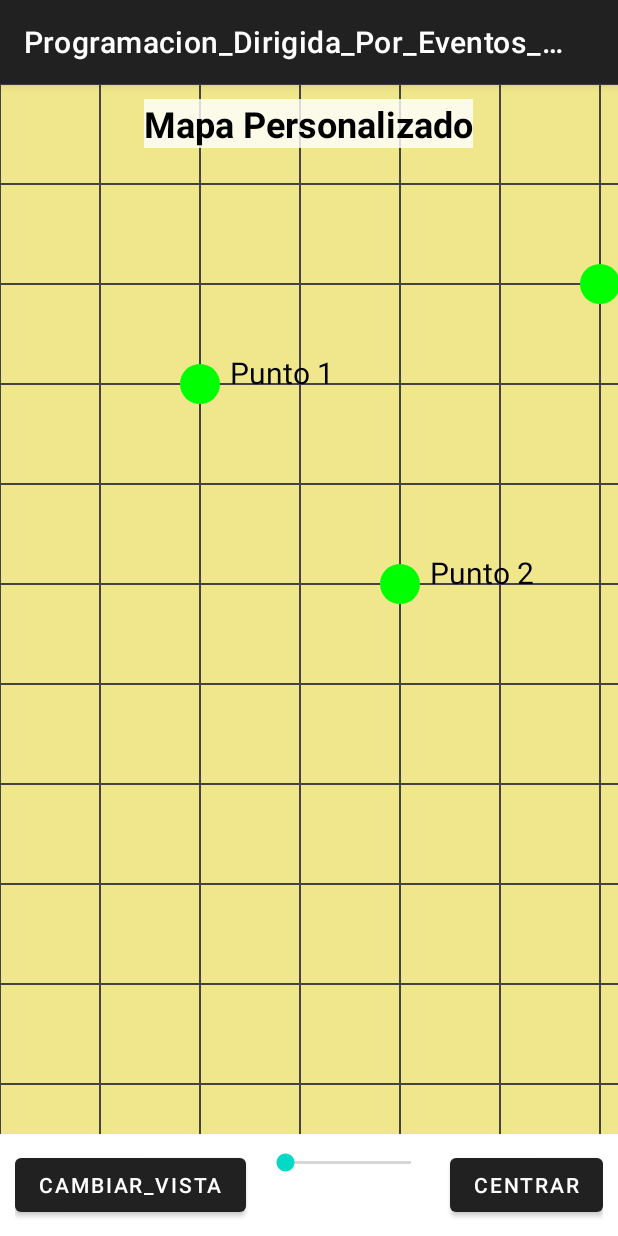
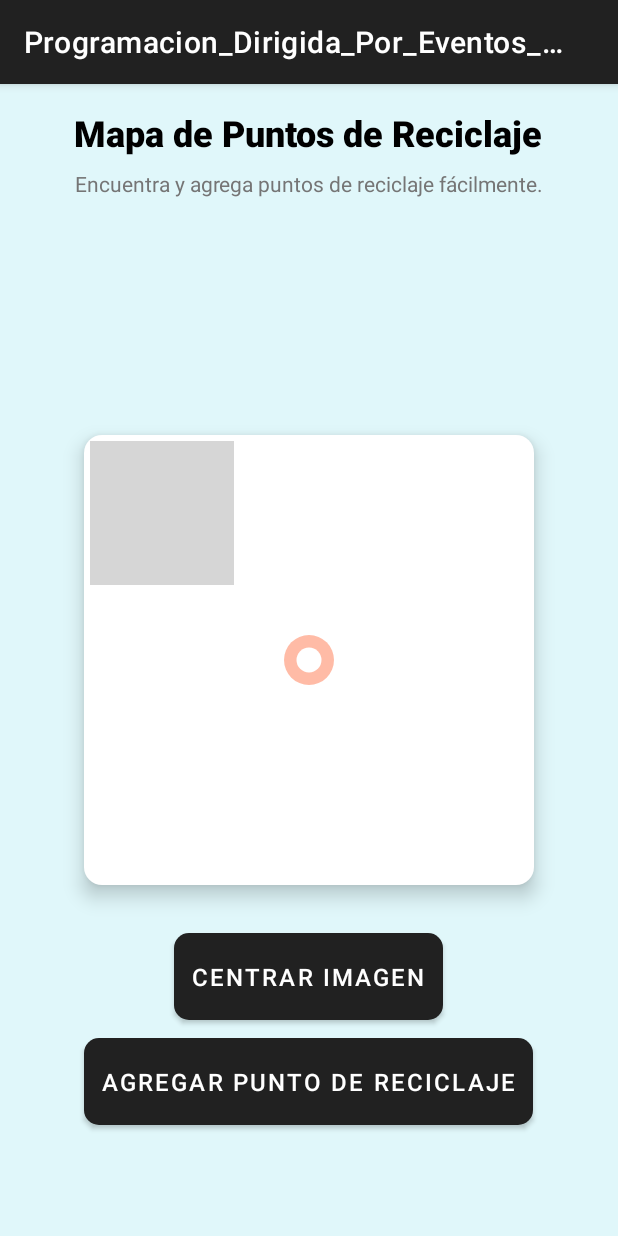
Before and after one commit to Jaime1999l/Programacion_Dirigida_Por_Eventos_Aplicacion_de_Gestion_de_Residuos, an Android app: the MapActivity screen opened directly, with no data from a screen before it, on a phone screen of 412 x 824 dp. Run offline under Robolectric (Android 15) with nearby library versions, the phone set to English and light mode, and no system bars; grey boxes are pictures that could not be loaded.

Commit message:
Mapa
Imagen de un mapa de la Comunidad de Madrid. Podemos desplazarnos por la imagen, centrar la imagen y añadir puntos de reciclaje estáticos.

```diff
--- a/app/build.gradle.kts
+++ b/app/build.gradle.kts
@@ -7,8 +7,7 @@ android {
     compileSdk = 34
 
     defaultConfig {
-        applicationId =
-            "com.example.programacion_dirigida_por_eventos_aplicacion_de_gestion_de_residuos"
+        applicationId = "com.example.programacion_dirigida_por_eventos_aplicacion_de_gestion_de_residuos"
         minSdk = 30
         targetSdk = 34
         versionCode = 1
@@ -33,7 +32,6 @@ android {
 }
 
 dependencies {
-
     implementation(libs.appcompat)
     implementation(libs.material)
     testImplementation(libs.junit)
--- a/app/src/main/AndroidManifest.xml
+++ b/app/src/main/AndroidManifest.xml
@@ -1,4 +1,5 @@
-<manifest xmlns:android="http://schemas.android.com/apk/res/android">
+<manifest xmlns:android="http://schemas.android.com/apk/res/android"
+    package="com.example.programacion_dirigida_por_eventos_aplicacion_de_gestion_de_residuos">
 
     <application
         android:allowBackup="true"
--- a/app/src/main/java/com/example/programacion_dirigida_por_eventos_aplicacion_de_gestion_de_residuos/activity/MapActivity.java
+++ b/app/src/main/java/com/example/programacion_dirigida_por_eventos_aplicacion_de_gestion_de_residuos/activity/MapActivity.java
@@ -1,154 +1,201 @@
 package com.example.programacion_dirigida_por_eventos_aplicacion_de_gestion_de_residuos.activity;
 
-import android.graphics.Canvas;
-import android.graphics.Color;
-import android.graphics.Paint;
+import android.annotation.SuppressLint;
+import android.graphics.Matrix;
+import android.graphics.PointF;
 import android.os.Bundle;
+import android.view.MotionEvent;
+import android.view.ScaleGestureDetector;
 import android.view.View;
 import android.widget.Button;
 import android.widget.FrameLayout;
-import android.widget.SeekBar;
+import android.widget.ImageView;
 import android.widget.Toast;
 
 import androidx.appcompat.app.AppCompatActivity;
 
 import com.example.programacion_dirigida_por_eventos_aplicacion_de_gestion_de_residuos.R;
 
+import java.util.ArrayList;
+import java.util.List;
+
 public class MapActivity extends AppCompatActivity {
+    private ImageView mapImage, cursorImage;
+    private Matrix matrix = new Matrix();
+    private final Matrix savedMatrix = new Matrix();
+    private final PointF start = new PointF();
+    private ScaleGestureDetector scaleDetector;
+    private final float[] matrixValues = new float[9];
+    private float scale = 1f;
+    private Button centerButton, addRecycleButton;
+    private float imageWidth, imageHeight;
+    private int containerWidth, containerHeight;
+    private List<ImageView> recyclingPoints = new ArrayList<>();
+    private List<float[]> recyclingPointPositions = new ArrayList<>();
+    private FrameLayout mapContainer;
 
-    private CustomMapView customMapView;
-    private SeekBar zoomSlider;
-    private int zoomLevel = 1; // Nivel de zoom inicial
-
+    @SuppressLint("ClickableViewAccessibility")
     @Override
     protected void onCreate(Bundle savedInstanceState) {
         super.onCreate(savedInstanceState);
         setContentView(R.layout.actividad_mapa);
 
-        // Agregar el CustomMapView al layout existente
-        customMapView = new CustomMapView();
-        FrameLayout frameLayout = findViewById(R.id.map_frame);
-        frameLayout.addView(customMapView);
+        mapImage = findViewById(R.id.map_image);
+        cursorImage = findViewById(R.id.cursor_image);
+        centerButton = findViewById(R.id.center_button);
+        addRecycleButton = findViewById(R.id.add_recycle_button);
+        mapContainer = findViewById(R.id.map_container);
 
-        // Configurar el botón para cambiar de vista
-        Button btnChangeView = findViewById(R.id.btn_change_view);
-        btnChangeView.setOnClickListener(view -> changeView());
+        // Obtener el tamaño del contenedor del mapa
+        mapImage.post(() -> {
+            containerWidth = mapContainer.getWidth();
+            containerHeight = mapContainer.getHeight();
+            imageWidth = mapImage.getDrawable().getIntrinsicWidth();
+            imageHeight = mapImage.getDrawable().getIntrinsicHeight();
+        });
 
-        // Configurar el botón para centrar el mapa en un punto de interés
-        Button btnCenter = findViewById(R.id.btn_center);
-        btnCenter.setOnClickListener(view -> centerOnPoint(300, 300));
+        // Cargar la imagen del mapa
+        mapImage.setImageResource(R.drawable.mapa_madrid);
 
-        // Configurar el slider de zoom
-        zoomSlider = findViewById(R.id.zoom_slider);
-        zoomSlider.setOnSeekBarChangeListener(new SeekBar.OnSeekBarChangeListener() {
-            @Override
-            public void onProgressChanged(SeekBar seekBar, int progress, boolean fromUser) {
-                zoomLevel = progress;
-                customMapView.invalidate(); // Redibujar el mapa con el nuevo nivel de zoom
+
+        scaleDetector = new ScaleGestureDetector(this, new ScaleListener());
+
+        // Establecer la imagen en su posición inicial centrada
+        centerImage();
+
+        // Evento de toque para manejar el desplazamiento y el zoom
+        mapImage.setOnTouchListener((View v, MotionEvent event) -> {
+            final ImageView view = (ImageView) v;
+            view.setScaleType(ImageView.ScaleType.MATRIX);
+            switch (event.getAction() & MotionEvent.ACTION_MASK) {
+                case MotionEvent.ACTION_DOWN:
+                    savedMatrix.set(matrix);
+                    start.set(event.getX(), event.getY());
+                    break;
+
+                case MotionEvent.ACTION_MOVE:
+                    matrix.set(savedMatrix);
+                    float dx = event.getX() - start.x;
+                    float dy = event.getY() - start.y;
+
+                    // Verificar los límites antes de aplicar la traducción
+                    matrix.getValues(matrixValues);
+                    float currentX = matrixValues[Matrix.MTRANS_X];
+                    float currentY = matrixValues[Matrix.MTRANS_Y];
+
+                    if (isWithinBounds(currentX + dx, currentY + dy)) {
+                        matrix.postTranslate(dx, dy);
+                    } else {
+                        Toast.makeText(MapActivity.this, "No se puede mover más allá del límite", Toast.LENGTH_SHORT).show();
+                    }
+                    break;
+
+                case MotionEvent.ACTION_POINTER_DOWN:
+                    savedMatrix.set(matrix);
+                    break;
             }
+            view.setImageMatrix(matrix);
 
-            @Override
-            public void onStartTrackingTouch(SeekBar seekBar) {
-                // No se necesita implementar
-            }
+            // Mantener todos los puntos de reciclaje en sus posiciones correctas
+            updateAllRecyclingPoints();
 
-            @Override
-            public void onStopTrackingTouch(SeekBar seekBar) {
-                Toast.makeText(MapActivity.this, "Zoom: " + zoomLevel, Toast.LENGTH_SHORT).show();
-            }
+            return true; // Evento manejado
+        });
+
+        // Boton para centrar la imagen en su posicion inicial
+        centerButton.setOnClickListener(v -> centerImage());
+
+        // Boton para agregar un punto de reciclaje en la posicion del cursor
+        addRecycleButton.setOnClickListener(v -> {
+            float[] cursorPosition = getCursorPositionOnMap();
+            addRecyclingPoint(cursorPosition[0], cursorPosition[1]);
         });
     }
 
-    // Cambia la vista del mapa (puedes definir diferentes modos de visualización)
-    private void changeView() {
-        customMapView.toggleViewMode();
-        customMapView.invalidate(); // Redibuja el mapa
+    // Listener para gestionar el zoom
+    private class ScaleListener extends ScaleGestureDetector.SimpleOnScaleGestureListener {
+        @Override
+        public boolean onScale(ScaleGestureDetector detector) {
+            final float scaleFactor = detector.getScaleFactor();
+            scale *= scaleFactor;
+            scale = Math.max(1f, Math.min(scale, 5f)); // Limitar el zoom entre 1x y 5x
+            matrix.setScale(scale, scale);
+            mapImage.setImageMatrix(matrix);
+
+            // Actualizar todas las posiciones de los puntos de reciclaje
+            updateAllRecyclingPoints();
+            return true;
+        }
     }
 
-    // Centra el mapa en un punto de interés específico
-    private void centerOnPoint(float x, float y) {
-        customMapView.setCenterPoint(x, y);
-        customMapView.invalidate(); // Redibuja el mapa centrado en el punto
+    // Metodo para centrar la imagen en su posición inicial
+    private void centerImage() {
+        matrix.reset();
+        final float offsetX = (containerWidth - imageWidth * scale) / 2;
+        final float offsetY = (containerHeight - imageHeight * scale) / 2;
+        matrix.postTranslate(offsetX, offsetY);
+        mapImage.setImageMatrix(matrix);
+
+        // Si hay puntos de reciclaje, actualizar sus posiciones
+        updateAllRecyclingPoints();
     }
 
-    // Clase interna para representar el mapa personalizado con detalles
-    private class CustomMapView extends View {
+    // Metodo para agregar un punto de reciclaje en la posicion especificada dentro de la imagen
+    private void addRecyclingPoint(final float imageX, final float imageY) {
+        ImageView recyclingPoint = new ImageView(this);
+        recyclingPoint.setImageResource(R.drawable.ic_recycling); // Asegúrate de tener el recurso de reciclaje en drawable
+        final int size = 50;
+        FrameLayout.LayoutParams params = new FrameLayout.LayoutParams(size, size);
+        recyclingPoint.setLayoutParams(params);
 
-        private Paint paint;
-        private float centerX = 0;
-        private float centerY = 0;
-        private boolean isSatelliteView = false;
+        // Añadir el punto de reciclaje al contenedor
+        mapContainer.addView(recyclingPoint);
 
-        public CustomMapView() {
-            super(MapActivity.this);
-            paint = new Paint();
-        }
+        // Guardar el punto de reciclaje y su posición original
+        recyclingPoints.add(recyclingPoint);
+        recyclingPointPositions.add(new float[]{imageX, imageY});
 
-        @Override
-        protected void onDraw(Canvas canvas) {
-            super.onDraw(canvas);
+        // Establecer la posición del punto de reciclaje
+        setRecyclingPointPosition(recyclingPoint, imageX, imageY);
+    }
 
-            // Ajustar el zoom y la posición del mapa
-            canvas.scale(zoomLevel, zoomLevel, centerX, centerY);
+    // Metodo para obtener la posición del cursor relativa a la imagen del mapa
+    private float[] getCursorPositionOnMap() {
+        float[] cursorPosition = new float[2];
+        float cursorCenterX = cursorImage.getX() + (float) cursorImage.getWidth() / 2;
+        float cursorCenterY = cursorImage.getY() + (float) cursorImage.getHeight() / 2;
+        matrix.invert(matrix); // Invertir la matriz para obtener coordenadas de la imagen original
+        matrix.mapPoints(cursorPosition, new float[]{cursorCenterX, cursorCenterY});
+        matrix.invert(matrix); // Revertir la inversión de la matriz
+        return cursorPosition;
+    }
 
-            // Dibujar terreno base según el modo de vista
-            if (isSatelliteView) {
-                drawSatelliteView(canvas);
-            } else {
-                drawTerrain(canvas);
-            }
+    // Metodo para establecer la posición del punto de reciclaje sobre la imagen
+    private void setRecyclingPointPosition(ImageView recyclingPoint, final float imageX, final float imageY) {
+        float[] point = new float[]{imageX, imageY};
+        matrix.mapPoints(point);
+        recyclingPoint.setX(point[0] - (float) recyclingPoint.getWidth() / 2);
+        recyclingPoint.setY(point[1] - (float) recyclingPoint.getHeight() / 2);
+    }
 
-            // Dibujar el contenido del mapa
-            drawContent(canvas);
-        }
-
-        // Método para alternar el modo de vista
-        public void toggleViewMode() {
-            isSatelliteView = !isSatelliteView;
-        }
-
-        // Establece el centro del mapa
-        public void setCenterPoint(float x, float y) {
-            centerX = x;
-            centerY = y;
-        }
-
-        // Método para dibujar la vista satelital
-        private void drawSatelliteView(Canvas canvas) {
-            // Simula la vista satelital con un fondo diferente
-            canvas.drawColor(Color.DKGRAY);
-            // Puedes agregar más detalles de la vista satelital aquí
-        }
-
-        // Método para dibujar el terreno base
-        private void drawTerrain(Canvas canvas) {
-            canvas.drawColor(Color.parseColor("#F0E68C")); // Fondo del mapa
-            paint.setColor(Color.DKGRAY);
-            paint.setStrokeWidth(2);
-            for (int i = 0; i < getWidth(); i += 100) {
-                canvas.drawLine(i, 0, i, getHeight(), paint);
-            }
-            for (int i = 0; i < getHeight(); i += 100) {
-                canvas.drawLine(0, i, getWidth(), i, paint);
-            }
-        }
-
-        // Método para dibujar el contenido del mapa (calles, ríos, etc.)
-        private void drawContent(Canvas canvas) {
-            paint.setColor(Color.GREEN);
-            paint.setStyle(Paint.Style.FILL);
-            addRecyclePoint(canvas, 200, 300, "Punto 1");
-            addRecyclePoint(canvas, 400, 500, "Punto 2");
-            addRecyclePoint(canvas, 600, 200, "Punto 3");
-        }
-
-        // Método para agregar un punto de reciclaje en el mapa
-        private void addRecyclePoint(Canvas canvas, float x, float y, String label) {
-            canvas.drawCircle(x, y, 20, paint);
-            paint.setColor(Color.BLACK);
-            paint.setTextSize(30);
-            canvas.drawText(label, x + 30, y, paint);
-            paint.setColor(Color.GREEN);
+    // Metodo para actualizar las posiciones de todos los puntos de reciclaje cuando la imagen se mueve o hace zoom
+    private void updateAllRecyclingPoints() {
+        for (int i = 0; i < recyclingPoints.size(); i++) {
+            float[] position = recyclingPointPositions.get(i);
+            ImageView recyclingPoint = recyclingPoints.get(i);
+            setRecyclingPointPosition(recyclingPoint, position[0], position[1]);
         }
     }
+
+    // Verificar si la imagen está dentro de los límites del contenedor
+    private boolean isWithinBounds(final float newX, final float newY) {
+        final float scaledWidth = imageWidth * scale;
+        final float scaledHeight = imageHeight * scale;
+
+        // Ajustar los límites para que no se pueda mover más allá de los bordes del contenedor
+        boolean withinX = newX <= 0 && newX >= containerWidth - scaledWidth;
+        boolean withinY = newY <= 0 && newY >= containerHeight - scaledHeight;
+
+        return withinX && withinY;
+    }
 }
--- /dev/null
+++ b/app/src/main/res/drawable/button_background.xml
@@ -0,0 +1,16 @@
+<selector xmlns:android="http://schemas.android.com/apk/res/android">
+    <item android:state_pressed="true">
+        <shape android:shape="rectangle">
+            <solid android:color="#388E3C" /> <!-- Color cuando el botón está presionado -->
+            <corners android:radius="10dp" />
+            <padding android:left="12dp" android:top="12dp" android:right="12dp" android:bottom="12dp"/>
+        </shape>
+    </item>
+    <item>
+        <shape android:shape="rectangle">
+            <solid android:color="#4CAF50" /> <!-- Color cuando el botón está normal -->
+            <corners android:radius="10dp" />
+            <padding android:left="12dp" android:top="12dp" android:right="12dp" android:bottom="12dp"/>
+        </shape>
+    </item>
+</selector>
--- /dev/null
+++ b/app/src/main/res/drawable/button_text_color.xml
@@ -0,0 +1,4 @@
+<selector xmlns:android="http://schemas.android.com/apk/res/android">
+    <item android:state_pressed="true" android:color="#FFFFFF" />
+    <item android:color="#FFFFFF" /> <!-- Color del texto en estado normal -->
+</selector>
--- /dev/null
+++ b/app/src/main/res/drawable/ic_cursor.xml
@@ -0,0 +1,15 @@
+<vector xmlns:android="http://schemas.android.com/apk/res/android"
+    android:width="24dp"
+    android:height="24dp"
+    android:viewportWidth="24"
+    android:viewportHeight="24">
+    <!-- Círculo exterior semitransparente -->
+    <path
+        android:fillColor="#FF5722"
+        android:fillAlpha="0.8"
+        android:pathData="M12,2a10,10 0 1,1 -10,10a10,10 0 0,1 10,-10z"/>
+    <!-- Círculo interior para contraste -->
+    <path
+        android:fillColor="#FFFFFF"
+        android:pathData="M12,7a5,5 0 1,1 -5,5a5,5 0 0,1 5,-5z"/>
+</vector>
--- /dev/null
+++ b/app/src/main/res/drawable/ic_recycling.xml
@@ -0,0 +1,15 @@
+<vector xmlns:android="http://schemas.android.com/apk/res/android"
+    android:width="24dp"
+    android:height="24dp"
+    android:viewportWidth="24"
+    android:viewportHeight="24">
+    <!-- Círculo rojo -->
+    <path
+        android:fillColor="#D32F2F"
+        android:pathData="M12,2A10,10 0 1,0 22,12A10,10 0 0,0 12,2z" />
+
+    <!-- Flechas de reciclaje modificadas -->
+    <path
+        android:fillColor="#FFFFFF"
+        android:pathData="M16.24,7.76l-1.17,1.17c-0.68,-0.68 -1.79,-0.68 -2.47,0l-1.17,1.17L9.41,8.41C10.5,7.32 12.21,7.32 13.3,8.41l1.17,-1.17C13.73,5.6 11.29,5.6 9.82,7.06L8.65,5.89L10.5,4.05L8.05,4.05L8.05,6.5L9.89,4.65L8.71,3.47L6.24,5.94L7.42,7.12c1.47,1.47 3.91,1.47 5.38,0l1.17,-1.17c0.68,-0.68 1.79,-0.68 2.47,0l1.17,1.17L16.24,7.76zM7.76,16.24l1.17,-1.17c0.68,0.68 1.79,0.68 2.47,0l1.17,-1.17l1.17,1.17c-1.09,1.09 -2.8,1.09 -3.89,0l-1.17,1.17c1.06,1.06 3.5,1.06 4.97,-0.41L15.35,18.11L13.5,19.95L15.95,19.95L15.95,17.5L14.11,19.35L15.29,20.53L17.76,18.06L16.58,16.88c-1.47,-1.47 -3.91,-1.47 -5.38,0l-1.17,1.17c-0.68,0.68 -1.79,0.68 -2.47,0l-1.17,-1.17L7.76,16.24z"/>
+</vector>
--- /dev/null
+++ b/app/src/main/res/drawable/map_container_background.xml
@@ -0,0 +1,6 @@
+<shape xmlns:android="http://schemas.android.com/apk/res/android">
+    <solid android:color="#FFFFFF" /> <!-- Fondo blanco para el contenedor -->
+    <corners android:radius="12dp" /> <!-- Bordes redondeados -->
+    <padding android:left="4dp" android:top="4dp" android:right="4dp" android:bottom="4dp" />
+    <shadow android:radius="4dp" android:color="#77000000" /> <!-- Sombra suave -->
+</shape>
--- a/app/src/main/res/layout/actividad_mapa.xml
+++ b/app/src/main/res/layout/actividad_mapa.xml
@@ -1,61 +1,92 @@
 <RelativeLayout xmlns:android="http://schemas.android.com/apk/res/android"
     android:layout_width="match_parent"
-    android:layout_height="match_parent">
+    android:layout_height="match_parent"
+    android:background="#E0F7FA">
 
-    <!-- Contenedor para el mapa personalizado -->
-    <FrameLayout
-        android:id="@+id/map_frame"
-        android:layout_width="match_parent"
-        android:layout_height="match_parent"
-        android:layout_above="@id/map_controls"
-        android:background="#ADD8E6" /> <!-- Color de fondo del mapa -->
-
-    <!-- Controles del mapa, como botones y texto -->
-    <LinearLayout
-        android:id="@+id/map_controls"
-        android:layout_width="match_parent"
-        android:layout_height="wrap_content"
-        android:layout_alignParentBottom="true"
-        android:orientation="horizontal"
-        android:padding="10dp"
-        android:background="#CCFFFFFF"> <!-- Fondo semitransparente -->
-
-        <!-- Botón para cambiar el tipo de vista -->
-        <Button
-            android:id="@+id/btn_change_view"
-            android:layout_width="wrap_content"
-            android:layout_height="wrap_content"
-            android:layout_marginEnd="10dp"
-            android:text="@string/cambiar_vista" />
-
-        <!-- Slider para hacer zoom en el mapa -->
-        <SeekBar
-            android:id="@+id/zoom_slider"
-            android:layout_width="0dp"
-            android:layout_height="wrap_content"
-            android:layout_weight="1"
-            android:max="20" />
-
-        <!-- Botón para centrarse en un punto de interés -->
-        <Button
-            android:id="@+id/btn_center"
-            android:layout_width="wrap_content"
-            android:layout_height="wrap_content"
-            android:layout_marginStart="10dp"
-            android:text="@string/centrar" />
-    </LinearLayout>
-
-    <!-- Título del mapa -->
+    <!-- Título del Mapa -->
     <TextView
         android:id="@+id/map_title"
         android:layout_width="wrap_content"
         android:layout_height="wrap_content"
+        android:text="Mapa de Puntos de Reciclaje"
+        android:textSize="24sp"
+        android:textColor="#000000"
+        android:layout_marginTop="16dp"
         android:layout_centerHorizontal="true"
-        android:layout_marginTop="10dp"
-        android:text="@string/mapa_personalizado"
-        android:textSize="24sp"
         android:textStyle="bold"
-        android:textColor="#000000"
-        android:background="#CCFFFFFF" /> <!-- Fondo semitransparente -->
+        android:fontFamily="sans-serif-medium" />
 
+    <!-- Subtítulo -->
+    <TextView
+        android:id="@+id/map_subtitle"
+        android:layout_width="wrap_content"
+        android:layout_height="wrap_content"
+        android:text="Encuentra y agrega puntos de reciclaje fácilmente."
+        android:textSize="14sp"
+        android:textColor="#757575"
+        android:layout_below="@id/map_title"
+        android:layout_centerHorizontal="true"
+        android:layout_marginTop="8dp"
+        android:fontFamily="sans-serif" />
+
+
+    <!-- Contenedor del mapa con estilo -->
+    <FrameLayout
+        android:id="@+id/map_container"
+        android:layout_width="300dp"
+        android:layout_height="300dp"
+        android:layout_centerInParent="true"
+        android:background="@drawable/map_container_background"
+        android:elevation="8dp"
+        android:layout_margin="16dp"
+        android:clipChildren="true">
+
+        <!-- Imagen del mapa -->
+        <ImageView
+            android:id="@+id/map_image"
+            android:layout_width="wrap_content"
+            android:layout_height="wrap_content"
+            android:scaleType="matrix"
+            android:src="@drawable/mapa_madrid" />
+
+        <!-- Cursor semitransparente para indicar dónde se añadirá el punto de reciclaje -->
+        <ImageView
+            android:id="@+id/cursor_image"
+            android:layout_width="40dp"
+            android:layout_height="40dp"
+            android:src="@drawable/ic_cursor"
+            android:alpha="0.5"
+            android:layout_gravity="center" />
+
+    </FrameLayout>
+
+    <!-- Botón para centrar la imagen -->
+    <Button
+        android:id="@+id/center_button"
+        android:layout_width="wrap_content"
+        android:layout_height="wrap_content"
+        android:layout_below="@id/map_container"
+        android:layout_centerHorizontal="true"
+        android:text="Centrar Imagen"
+        android:background="@drawable/button_background"
+        android:textColor="@drawable/button_text_color"
+        android:padding="12dp"
+        android:layout_marginTop="16dp"
+        android:textSize="16sp"
+        android:fontFamily="sans-serif-medium" />
+
+    <!-- Botón para agregar un punto de reciclaje -->
+    <Button
+        android:id="@+id/add_recycle_button"
+        android:layout_width="wrap_content"
+        android:layout_height="wrap_content"
+        android:layout_below="@id/center_button"
+        android:layout_centerHorizontal="true"
+        android:text="Agregar Punto de Reciclaje"
+        android:background="@drawable/button_background"
+        android:textColor="@drawable/button_text_color"
+        android:padding="12dp"
+        android:layout_marginTop="12dp"
+        android:textSize="16sp"
+        android:fontFamily="sans-serif-medium" />
 </RelativeLayout>
```
Also changed, not shown: app/src/main/res/values/styles.xml (added, +23 -0 lines), gradle/libs.versions.toml (line endings or trailing spaces), 1 other file.
